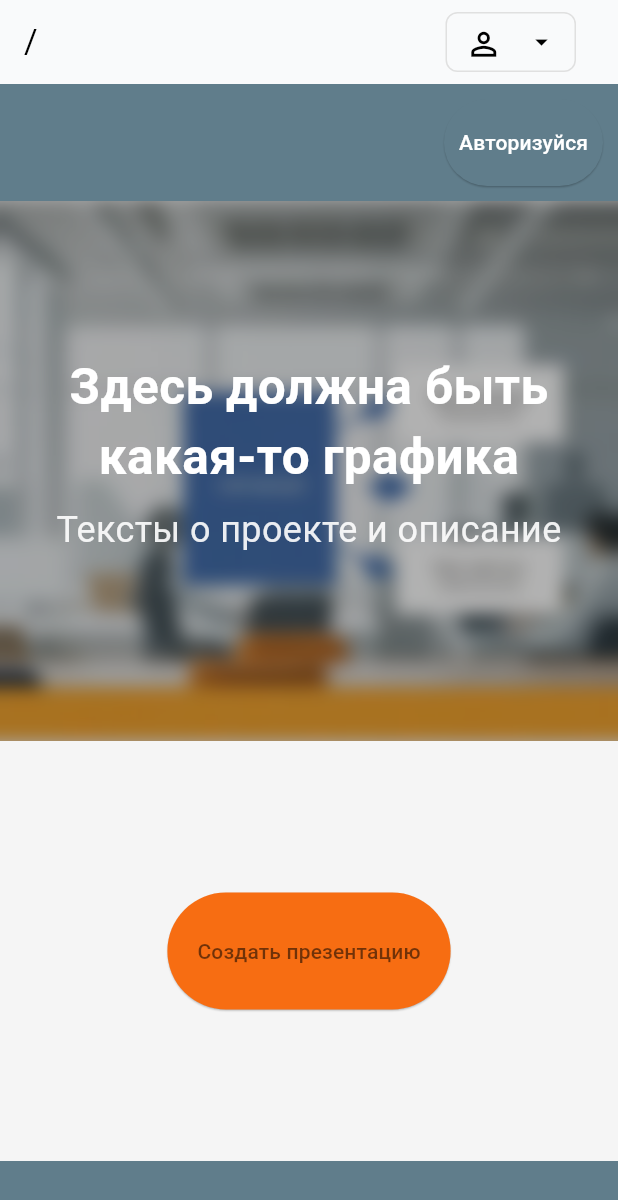
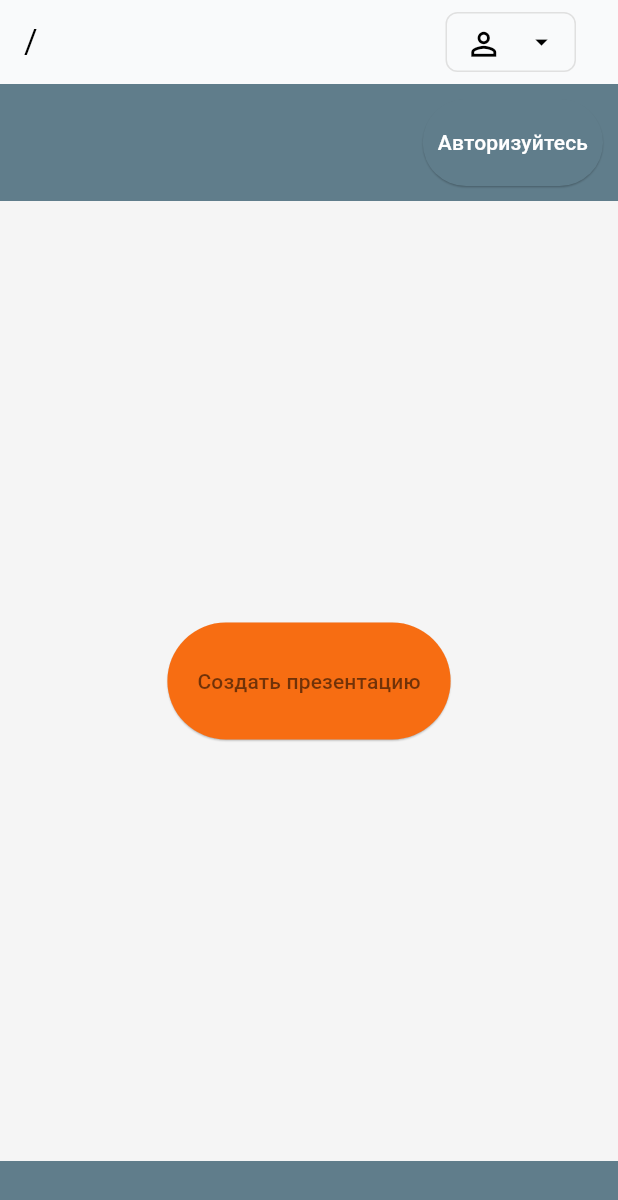
Before and after one commit to yguskov/anton, a Flutter app: the screen it shows after launch, on a phone screen of 412 x 824 dp. Shown: the top 1200 px of the screen. Run offline on Flutter 3.47's test engine with Material 3 defaults, Android fonts, the phone set to English and light mode, and no system bars; our stand-ins replace email_validator, flutter_markdown, rxdart; missing offline and left inert: dart:html, dart:js_interop, flutter_wizard, markup_text; accounts and stored records are empty.

Commit message:
- fix routing for release with  subfolder

```diff
--- a/lib/main.dart
+++ b/lib/main.dart
@@ -27,7 +27,7 @@ void main() {
   final currentPath = html.window.location.pathname;
   print(
       '================ Current path: $currentPath --Base Url =${navigationService.baseUrl}----------');
-  if (currentPath == '/') {
+  if (currentPath == navigationService.baseUrl) {
     html.window.location.href = '${navigationService.baseUrl}html/index.html';
   }
 
@@ -187,66 +187,10 @@ class HomePage extends StatelessWidget {
                         ? SizedBox(height: 40)
                         : ElevatedButton(
                             onPressed: () => showLoginDialog(context),
-                            child: Text('Авторизуйся'),
+                            child: Text('Авторизуйтесь'),
                             style: grayButtonStyle,
                           ),
                   )),
-            ),
-          ),
-
-          SliverToBoxAdapter(
-            child: Container(
-              color: Color.fromARGB(255, 2, 83, 36),
-              child: Center(
-                  child: Stack(
-                      // padding: const EdgeInsets.only(top: 0.0),
-                      children: [
-                    Image.asset(
-                      'image/office_schema.jpeg',
-                      // width: 200,
-                      width: double.infinity,
-                      height: 360,
-                      fit: BoxFit.cover,
-                    ),
-                    // Размытый фон + текст
-                    Positioned(
-                      top: 0,
-                      left: 0,
-                      right: 0,
-                      bottom: 0,
-                      child: ClipRect(
-                        child: BackdropFilter(
-                          filter: ImageFilter.blur(sigmaX: 6, sigmaY: 6),
-                          child: Container(
-                            padding: EdgeInsets.only(top: 100),
-                            color: Colors.black.withOpacity(0.3),
-                            child: Column(
-                              children: [
-                                Text(
-                                  'Здесь должна быть какая-то графика',
-                                  textAlign: TextAlign.center,
-                                  style: TextStyle(
-                                    color: Colors.white,
-                                    fontSize: 33,
-                                    fontWeight: FontWeight.bold,
-                                  ),
-                                ),
-                                SizedBox(height: 8),
-                                Text(
-                                  'Тексты о проекте и описание',
-                                  textAlign: TextAlign.center,
-                                  style: TextStyle(
-                                    color: Colors.white.withOpacity(0.9),
-                                    fontSize: 24,
-                                  ),
-                                ),
-                              ],
-                            ),
-                          ),
-                        ),
-                      ),
-                    ),
-                  ])),
             ),
           ),
 
--- a/lib/providers/auth_provider.dart
+++ b/lib/providers/auth_provider.dart
@@ -22,6 +22,8 @@ class AuthProvider with ChangeNotifier {
   bool get isAuth => currentUser != null;
 
   CV? get userCV => _userCV;
+
+  bool get hasToken => _apiService.hasToken;
 
   Future<bool> register(String email, String password, Map<String, dynamic> userData) async {
     _isLoading = true;
--- a/lib/services/api_service.dart
+++ b/lib/services/api_service.dart
@@ -18,6 +18,8 @@ class ApiService {
         ) {
     if (window.localStorage['token'] != null) _token = window.localStorage['token']!;
   }
+
+  get hasToken => _token != null || window.localStorage.remove('token') != null;
 
   // Сохраняем токен
   void set token(String token) {
--- a/lib/services/navigation.dart
+++ b/lib/services/navigation.dart
@@ -12,6 +12,7 @@ class NavigationService {
   final GlobalKey<NavigatorState> navigatorKey = GlobalKey<NavigatorState>();
 
   void navigateTo(String route, {Object? arguments}) {
+    print('url updated to $route');
     _updateUrl(route);
     navigatorKey.currentState?.pushNamed(route, arguments: arguments);
   }
@@ -27,8 +28,9 @@ class NavigationService {
 
   void _updateUrl(String route) {
     final currentUrl = html.window.location.href;
-    final baseUrl = currentUrl.split('/').first;
-    final newUrl = '${baseUrl}${route}';
+    // final baseUrl = currentUrl.split('/').first;
+    print('base-url=$baseUrl / route=$route');
+    final newUrl = '${baseUrl}${route.substring(1)}';
     html.window.history.pushState(null, '', newUrl);
   }
 
--- a/lib/src/app_bar_with_menu.dart
+++ b/lib/src/app_bar_with_menu.dart
@@ -21,7 +21,7 @@ class AntAppBar extends StatelessWidget implements PreferredSizeWidget {
 
   @override
   Widget build(BuildContext context) {
-    final AuthProvider authProvider = Provider.of<AuthProvider>(context, listen: true);
+    final AuthProvider authProvider = Provider.of<AuthProvider>(context);
     final navigationService = Provider.of<NavigationService>(context);
 
     return AppBar(
@@ -61,6 +61,7 @@ class AntAppBar extends StatelessWidget implements PreferredSizeWidget {
                   break;
                 case 'logout':
                   authProvider.logout();
+                  navigationService.navigateTo('/login');
                   // Navigator.pushNamed(context, '/login');
                   break;
                 case 'profile':
```
Also changed, not shown: lib/login.dart (+29 -6 lines), 1 other file.
